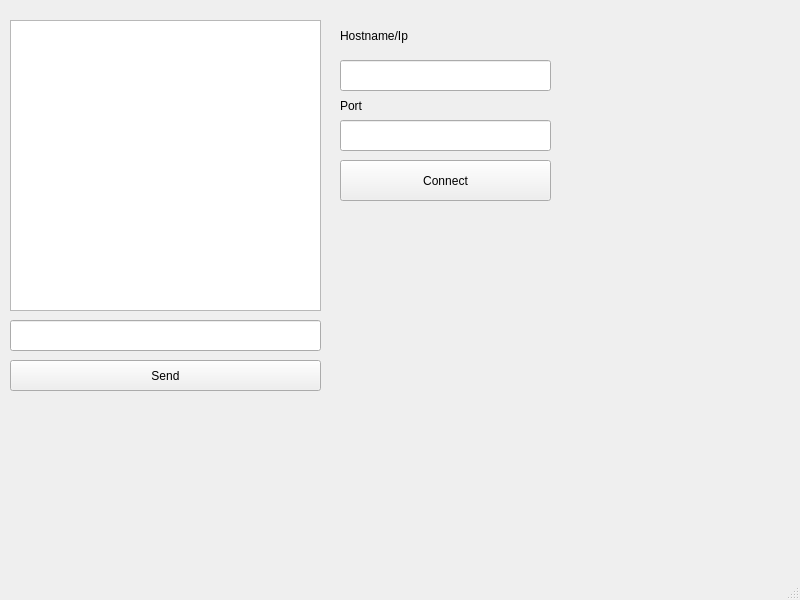
The window that interface/interface/mainwindow.ui (knyazevmaksim/ftp-client) describes before a commit, drawn with Qt 5.
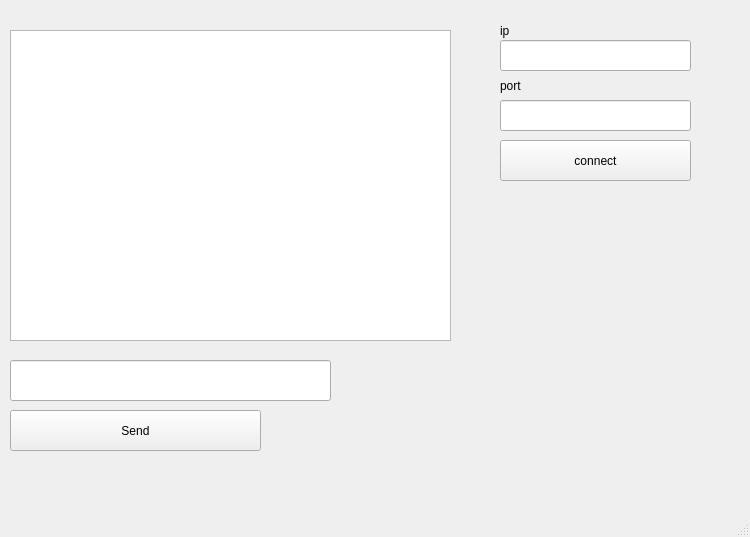
The same window after the commit.

Commit message: добавлен графический интерфейс

Diff of the .ui file:
```diff
--- a/interface/interface/mainwindow.ui
+++ b/interface/interface/mainwindow.ui
@@ -6,104 +6,104 @@
    <rect>
     <x>0</x>
     <y>0</y>
-    <width>800</width>
-    <height>600</height>
+    <width>750</width>
+    <height>537</height>
    </rect>
   </property>
   <property name="windowTitle">
    <string>FTP client</string>
   </property>
   <widget class="QWidget" name="centralwidget">
+   <widget class="QTextBrowser" name="textBrowser">
+    <property name="geometry">
+     <rect>
+      <x>10</x>
+      <y>30</y>
+      <width>441</width>
+      <height>311</height>
+     </rect>
+    </property>
+   </widget>
+   <widget class="QPushButton" name="pushButton">
+    <property name="geometry">
+     <rect>
+      <x>10</x>
+      <y>410</y>
+      <width>251</width>
+      <height>41</height>
+     </rect>
+    </property>
+    <property name="text">
+     <string>Send</string>
+    </property>
+   </widget>
+   <widget class="QPushButton" name="pushButton_2">
+    <property name="geometry">
+     <rect>
+      <x>500</x>
+      <y>140</y>
+      <width>191</width>
+      <height>41</height>
+     </rect>
+    </property>
+    <property name="text">
+     <string>connect</string>
+    </property>
+   </widget>
    <widget class="QLineEdit" name="lineEdit">
     <property name="geometry">
      <rect>
-      <x>340</x>
-      <y>60</y>
-      <width>211</width>
+      <x>500</x>
+      <y>40</y>
+      <width>191</width>
       <height>31</height>
      </rect>
     </property>
    </widget>
-   <widget class="QLabel" name="label">
-    <property name="geometry">
-     <rect>
-      <x>340</x>
-      <y>20</y>
-      <width>211</width>
-      <height>31</height>
-     </rect>
-    </property>
-    <property name="text">
-     <string>Hostname/Ip</string>
-    </property>
-   </widget>
-   <widget class="QLabel" name="label_2">
-    <property name="geometry">
-     <rect>
-      <x>340</x>
-      <y>90</y>
-      <width>211</width>
-      <height>31</height>
-     </rect>
-    </property>
-    <property name="text">
-     <string>Port</string>
-    </property>
-   </widget>
    <widget class="QLineEdit" name="lineEdit_2">
     <property name="geometry">
      <rect>
-      <x>340</x>
-      <y>120</y>
-      <width>211</width>
+      <x>500</x>
+      <y>100</y>
+      <width>191</width>
       <height>31</height>
      </rect>
     </property>
    </widget>
-   <widget class="QPushButton" name="pushButton">
-    <property name="geometry">
-     <rect>
-      <x>340</x>
-      <y>160</y>
-      <width>211</width>
-      <height>41</height>
-     </rect>
-    </property>
-    <property name="text">
-     <string>Connect</string>
-    </property>
-   </widget>
-   <widget class="QTextBrowser" name="textBrowser">
-    <property name="geometry">
-     <rect>
-      <x>10</x>
-      <y>20</y>
-      <width>311</width>
-      <height>291</height>
-     </rect>
-    </property>
-   </widget>
    <widget class="QLineEdit" name="lineEdit_3">
     <property name="geometry">
      <rect>
       <x>10</x>
-      <y>320</y>
-      <width>311</width>
-      <height>31</height>
-     </rect>
-    </property>
-   </widget>
-   <widget class="QPushButton" name="pushButton_2">
-    <property name="geometry">
-     <rect>
-      <x>10</x>
       <y>360</y>
-      <width>311</width>
+      <width>321</width>
+      <height>41</height>
+     </rect>
+    </property>
+   </widget>
+   <widget class="QLabel" name="label">
+    <property name="geometry">
+     <rect>
+      <x>500</x>
+      <y>20</y>
+      <width>201</width>
+      <height>21</height>
+     </rect>
+    </property>
+    <property name="text">
+     <string>ip</string>
+    </property>
+   </widget>
+   <widget class="QLabel" name="label_2">
+    <property name="geometry">
+     <rect>
+      <x>500</x>
+      <y>70</y>
+      <width>171</width>
       <height>31</height>
      </rect>
     </property>
     <property name="text">
-     <string>Send</string>
+     <string>port</string>
     </property>
    </widget>
   </widget>
```
Left out of the diff: 4 changed lines with no effect on the pictures. The commit also changes 6 other files.
